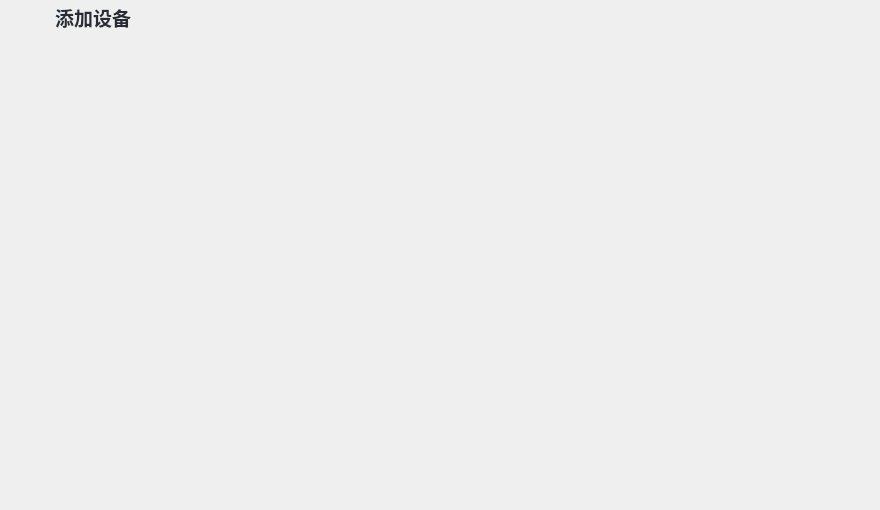
Qt form res/ui/add_window.ui (Geek-Egret/geek_egret_helper) before a commit.
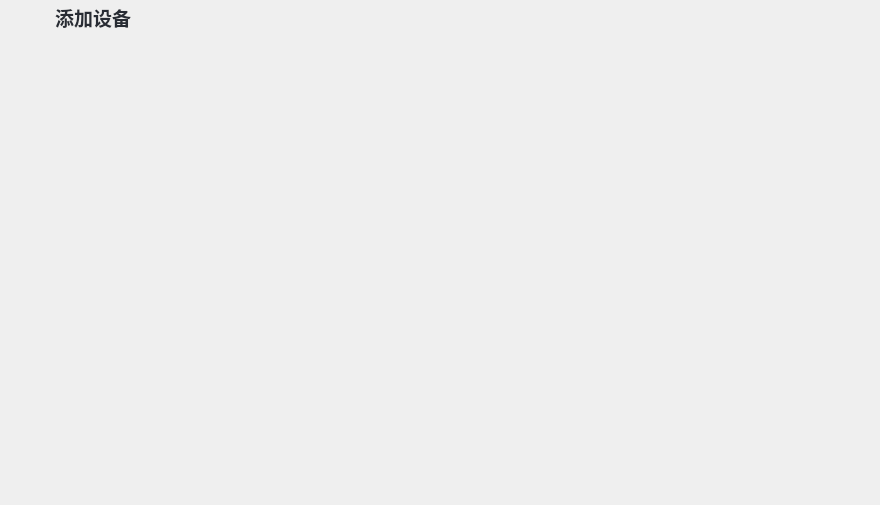
The same form after that commit. Icons and pictures are not drawn.

```diff
--- a/res/ui/add_window.ui
+++ b/res/ui/add_window.ui
@@ -7,19 +7,19 @@
     <x>0</x>
     <y>0</y>
     <width>880</width>
-    <height>510</height>
+    <height>505</height>
    </rect>
   </property>
   <property name="minimumSize">
    <size>
     <width>880</width>
-    <height>510</height>
+    <height>505</height>
    </size>
   </property>
   <property name="maximumSize">
    <size>
     <width>880</width>
-    <height>510</height>
+    <height>505</height>
    </size>
   </property>
   <property name="windowTitle">
```
